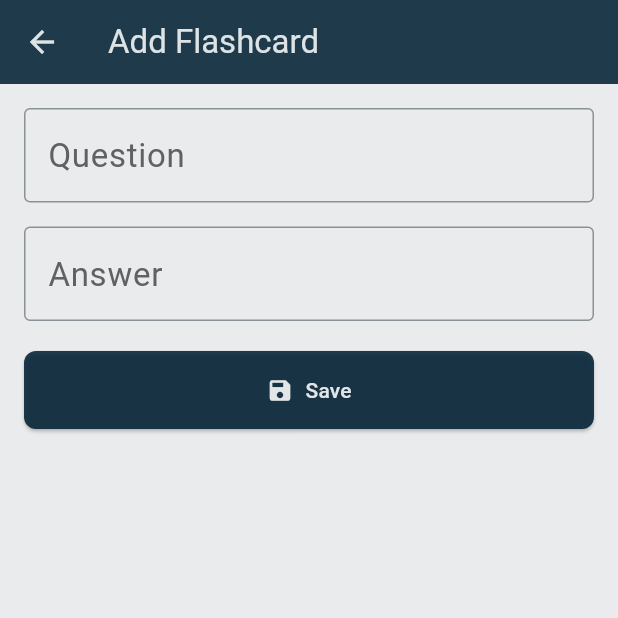
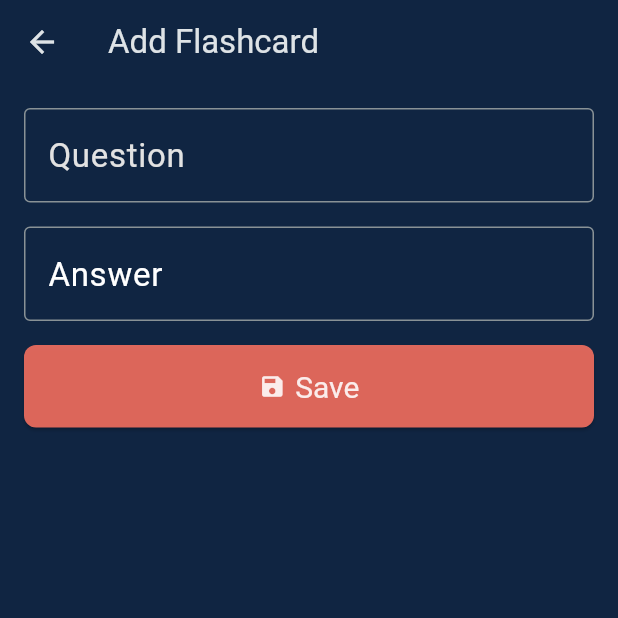
Before and after one commit to maliksarosh/CodeAlpha_Flashcard_Quiz_App, a Flutter app: the screen it shows after launch, after a tap on the "add circle outline" icon, on a phone screen of 412 x 824 dp, the top half of it. Run offline on Flutter 3.47's test engine with Material 3 defaults, Android fonts, the phone set to English and light mode, and no system bars; our stand-ins replace flip_card, sqflite; accounts and stored records are empty.

Commit message:
Your descriptive message about the changes

```diff
--- a/lib/add_edit_screen.dart
+++ b/lib/add_edit_screen.dart
@@ -69,21 +69,17 @@ class AddEditScreenState extends State<AddEditScreen> {
           key: _formKey,
           child: Column(
             children: [
-              // =======================================================================
-              // === THE CHANGE IS HIGHLIGHTED IN THESE TWO WIDGETS ===
-              // =======================================================================
+
               TextFormField(
                 controller: _questionController,
-                // HIGHLIGHT: This style makes the typed text dark.
-                style: const TextStyle(color: Colors.black87),
-                decoration: InputDecoration(
+                style: const TextStyle(color: Color.fromARGB(255, 255, 254, 254)),
+                decoration:const  InputDecoration(
                   labelText: 'Question',
-                  // HIGHLIGHT: This style makes the placeholder text darker.
-                  labelStyle: TextStyle(color: Colors.grey.shade700),
-                  border: const OutlineInputBorder(),
+                  labelStyle: TextStyle(color: Color.fromARGB(255, 226, 226, 226)),
+                  border:  OutlineInputBorder(),
                   focusedBorder: OutlineInputBorder(
                     borderSide: BorderSide(
-                        color:  Color.fromARGB(225, 4, 36, 54),
+                        color:  Color.fromARGB(224, 245, 245, 245),
                         width: 2.0),
                   ),
                 ),
@@ -97,16 +93,16 @@ class AddEditScreenState extends State<AddEditScreen> {
               const SizedBox(height: 16),
               TextFormField(
                 controller: _answerController,
-                // HIGHLIGHT: This style makes the typed text dark.
-                style: const TextStyle(color: Colors.black87),
-                decoration: InputDecoration(
+
+                style: const TextStyle(color: Color.fromARGB(255, 255, 253, 253)),
+                decoration:const InputDecoration(
                   labelText: 'Answer',
-                  // HIGHLIGHT: This style makes the placeholder text darker.
-                  labelStyle: TextStyle(color: Colors.grey.shade700),
-                  border: const OutlineInputBorder(),
-                  focusedBorder: OutlineInputBorder(
+
+                  labelStyle: TextStyle(color: Color.fromARGB(255, 255, 255, 255)),
+                  border:  OutlineInputBorder(),
+                  focusedBorder:  OutlineInputBorder(
                     borderSide: BorderSide(
-                        color:  Color.fromARGB(225, 4, 36, 54),
+                        color:  Color.fromARGB(224, 245, 245, 245),
                         width: 2.0),
                   ),
                 ),
@@ -117,7 +113,7 @@ class AddEditScreenState extends State<AddEditScreen> {
                   return null;
                 },
               ),
-              const SizedBox(height: 20),
+              const SizedBox(height: 16),
               SizedBox(
                 width: double.infinity,
                 child: ElevatedButton.icon(
@@ -125,12 +121,12 @@ class AddEditScreenState extends State<AddEditScreen> {
                   onPressed: _saveFlashcard,
                   label: const Text('Save'),
                   style: ElevatedButton.styleFrom(
-                    backgroundColor: const Color.fromARGB(225, 4, 36, 54),
+                    backgroundColor: const Color.fromARGB(225, 248, 112, 96),
                     foregroundColor: const Color.fromARGB(224, 255, 255, 255),
                     padding: const EdgeInsets.symmetric(vertical: 16),
                     shape: RoundedRectangleBorder(
                       borderRadius: BorderRadius.circular(8.0),
-                    ),
+                    ),textStyle: const TextStyle(fontSize: 20),
                   ),
                 ),
               ),
--- a/lib/flashcard_screen.dart
+++ b/lib/flashcard_screen.dart
@@ -22,11 +22,14 @@ class FlashcardScreenState extends State<FlashcardScreen> {
   Widget build(BuildContext context) {
     return Scaffold(
       appBar: AppBar(
-        title: const Text('Flashcard Quiz'),
+        title: const Text('Flashcard Quiz',
+            style: TextStyle(
+                fontSize: 20, fontWeight: FontWeight.bold, color: Colors.white)),
+        centerTitle: true,
         actions: [
           IconButton(
             icon: const Icon(Icons.add_circle_outline),
-            tooltip: 'Add New Card',
+            tooltip: 'Add New Card',color: const Color.fromARGB(255,248, 112, 96),
             onPressed: () async {
               await Navigator.of(context).push(
                 MaterialPageRoute(builder: (context) => const AddEditScreen()),
@@ -36,7 +39,7 @@ class FlashcardScreenState extends State<FlashcardScreen> {
           ),
           IconButton(
             icon: const Icon(Icons.list_alt),
-            tooltip: 'View All Cards',
+            tooltip: 'View All Cards',color: const Color.fromARGB(255,248, 112, 96),
             onPressed: () async {
               await Navigator.of(context).push(
                 MaterialPageRoute(builder: (context) => const CardListScreen()),
@@ -46,7 +49,18 @@ class FlashcardScreenState extends State<FlashcardScreen> {
           ),
         ],
       ),
-      body: FutureBuilder<List<Flashcard>>(
+       body: SingleChildScrollView(
+        child: Padding(
+          padding: const EdgeInsets.all(16.0),
+          child: Column(
+            children: [
+               Image.asset(
+                'assets/images/Quiz.png',
+                height: 170, // You can adjust the height as needed
+              ),
+              const SizedBox(height: 20), // Consistent spacing
+
+               FutureBuilder<List<Flashcard>>(
                 future: _dbHelper.getFlashcards(),
                 builder: (context, snapshot) {
                   if (snapshot.connectionState == ConnectionState.waiting) {
@@ -58,15 +72,19 @@ class FlashcardScreenState extends State<FlashcardScreen> {
                       child: Column(
                         mainAxisAlignment: MainAxisAlignment.center,
                         children: [
+                          const SizedBox(height: 40), // Add some top spacing
                           const Icon(Icons.apps_outlined,
-                      size: 80, color: Color.fromARGB(153, 141, 2, 2)),
+                              size: 80,
+                              color: Color.fromARGB(204, 248, 112, 96)),
                           const SizedBox(height: 16),
                           Text(
                             'No cards to review.',
                             style: Theme.of(context)
                                 .textTheme
                                 .headlineSmall
-                        ?.copyWith(color:  Color.fromARGB(225, 4, 36, 54)),
+                                ?.copyWith(
+                                    color: const Color.fromARGB(
+                                        255, 255, 255, 255)),
                           ),
                           const SizedBox(height: 8),
                           Text(
@@ -74,7 +92,9 @@ class FlashcardScreenState extends State<FlashcardScreen> {
                             style: Theme.of(context)
                                 .textTheme
                                 .bodyMedium
-                        ?.copyWith(color:  Color.fromARGB(225, 4, 36, 54)),
+                                ?.copyWith(
+                                    color: const Color.fromARGB(
+                                        230, 153, 152, 152)),
                           ),
                         ],
                       ),
@@ -83,6 +103,10 @@ class FlashcardScreenState extends State<FlashcardScreen> {
                      return FlashcardView(flashcards: snapshot.data!);
                   }
                 },
+              ),
+            ],
+          ),
+        ),
       ),
     );
   }
@@ -112,18 +136,11 @@ class _FlashcardViewState extends State<FlashcardView> {
       return SizedBox(
         height: 250,
         child: Card(
-          color: Colors.transparent,
+          color: const Color.fromARGB(246, 14, 13, 13),
           child: Container(
             decoration: BoxDecoration(
               borderRadius: BorderRadius.circular(12.0),
-              gradient: LinearGradient(
-                colors: [
-                  Colors.blue.shade800,
-                  Colors.purple.shade700,
-                ],
-                begin: Alignment.topLeft,
-                end: Alignment.bottomRight,
-              ),
+              color: const Color.fromARGB(225, 179, 163, 148),
             ),
             child: Center(
               child: Padding(
@@ -140,29 +157,26 @@ class _FlashcardViewState extends State<FlashcardView> {
       );
     }
 
-    return Padding(
-      padding: const EdgeInsets.all(24.0),
-      child: Column(
+    return Column(
       mainAxisAlignment: MainAxisAlignment.center,
       crossAxisAlignment: CrossAxisAlignment.stretch,
       children: [
         Text(
           'Question ${_currentIndex + 1} of ${widget.flashcards.length}',
           textAlign: TextAlign.center,
-            style: textTheme.bodyLarge?.copyWith(color: const Color.fromARGB(179, 0, 0, 0)),
+          style: textTheme.bodyLarge
+              ?.copyWith(color: const Color.fromARGB(255, 253, 251, 251)),
         ),
         const SizedBox(height: 16),
         FlipCard(
-            key: ValueKey(_currentIndex),
+          key: ValueKey(
+              _currentIndex), // Ensures the card rebuilds on index change
           controller: _cardController,
           direction: FlipDirection.HORIZONTAL,
           front: buildCardFace(widget.flashcards[_currentIndex].question),
           back: buildCardFace(widget.flashcards[_currentIndex].answer),
         ),
-          const SizedBox(height: 24),
-          // =======================================================================
-          // === THE CHANGE IS HIGHLIGHTED INSIDE THIS BUTTON'S STYLE ===
-          // =======================================================================
+        const SizedBox(height: 26),
         ElevatedButton.icon(
           icon: const Icon(Icons.flip_camera_android),
           onPressed: () {
@@ -170,18 +184,13 @@ class _FlashcardViewState extends State<FlashcardView> {
           },
           label: const Text('Show Answer'),
           style: ElevatedButton.styleFrom(
-              // HIGHLIGHT: Change this line to set your desired color.
-              // I am using a dark green as an example.
-              backgroundColor:  Color.fromARGB(225, 4, 36, 54),
-
-              // This sets the text and icon color.
-              foregroundColor: Colors.white,
+            backgroundColor: const Color.fromARGB(225, 248, 112, 96),
+            shape: RoundedRectangleBorder(
+                borderRadius: BorderRadius.circular(8.0)),
+            foregroundColor: const Color.fromARGB(255, 243, 243, 243),
             padding: const EdgeInsets.symmetric(vertical: 16),
           ),
         ),
-          // =======================================================================
-          // === END OF THE CHANGE ===
-          // =======================================================================
         const SizedBox(height: 40),
         Row(
           mainAxisAlignment: MainAxisAlignment.spaceBetween,
@@ -197,7 +206,6 @@ class _FlashcardViewState extends State<FlashcardView> {
           ],
         ),
       ],
-      ),
     );
   }
 
@@ -209,6 +217,7 @@ class _FlashcardViewState extends State<FlashcardView> {
       } else if (_currentIndex < cardCount - 1) {
         _currentIndex++;
       } else {
+        // Loop back to the beginning
         _currentIndex = 0;
       }
     });
@@ -222,6 +231,7 @@ class _FlashcardViewState extends State<FlashcardView> {
       } else if (_currentIndex > 0) {
         _currentIndex--;
       } else {
+        // Loop back to the end
         _currentIndex = cardCount - 1;
       }
     });
--- a/lib/main.dart
+++ b/lib/main.dart
@@ -14,15 +14,16 @@ class MyApp extends StatelessWidget {
   Widget build(BuildContext context) {
     return MaterialApp(
       title: 'Flashcard App',
+
       debugShowCheckedModeBanner: false,
       theme: ThemeData(
         useMaterial3: true,
         colorScheme: ColorScheme.fromSeed(
           seedColor: const Color.fromARGB(255, 241, 239, 239),
           brightness: Brightness.dark,
-          surface: const  Color.fromARGB(225, 4, 36, 54),
+          surface: const  Color.fromARGB(225, 16, 37, 66),
         ),
-        scaffoldBackgroundColor: const Color.fromARGB(255, 234, 235, 236),
+        scaffoldBackgroundColor: const Color.fromARGB(255, 16, 37, 66),
         textTheme: const TextTheme(
           headlineSmall: TextStyle(fontWeight: FontWeight.bold, fontSize: 24.0),
           bodyLarge: TextStyle(fontSize: 22.0, height: 1.4),
@@ -46,7 +47,7 @@ class MyApp extends StatelessWidget {
         ),
 
         floatingActionButtonTheme: const FloatingActionButtonThemeData(
-          backgroundColor: Color.fromARGB(255, 8, 35, 63),
+          backgroundColor: Color.fromARGB(255, 248, 112, 96),
           foregroundColor: Colors.white,
           elevation: 4,
         ),
```
Also changed, not shown: lib/card_list_screen.dart (+7 -7 lines), pubspec.yaml (+18 -9 lines), assets/images/Quiz.png (added), pubspec.lock, 30 other files. Lines whose indentation alone changed are shown as unchanged.
